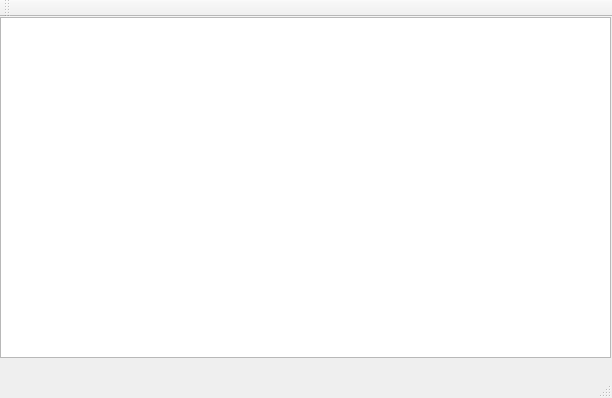
Before: the Qt Designer form mainwindow.ui in zero-senpai/CPPNOTEPAD, drawn with Qt 5.
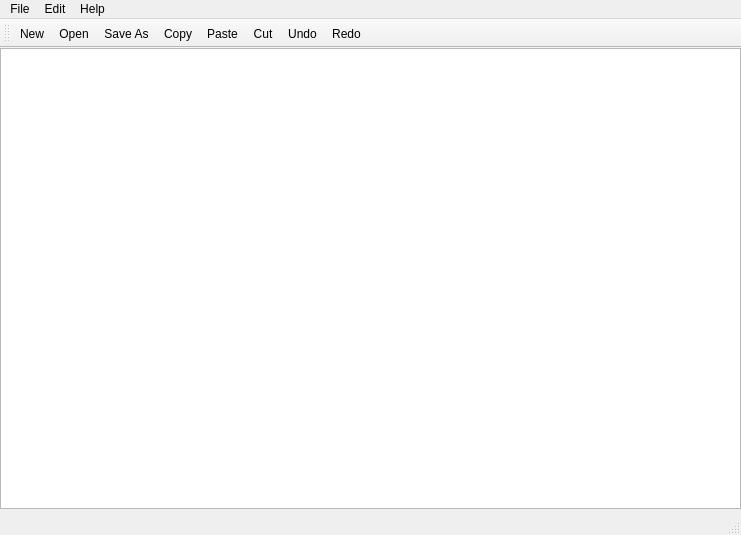
After: the same form once the commit is applied. Icons and pictures are not drawn.

```diff
--- a/mainwindow.ui
+++ b/mainwindow.ui
@@ -6,24 +6,30 @@
    <rect>
     <x>0</x>
     <y>0</y>
-    <width>612</width>
-    <height>398</height>
+    <width>741</width>
+    <height>535</height>
    </rect>
   </property>
   <property name="windowTitle">
    <string>MainWindow</string>
   </property>
   <widget class="QWidget" name="centralwidget">
+   <property name="enabled">
+    <bool>true</bool>
+   </property>
    <widget class="QWidget" name="verticalLayoutWidget">
     <property name="geometry">
      <rect>
       <x>0</x>
       <y>0</y>
-      <width>611</width>
-      <height>341</height>
+      <width>741</width>
+      <height>461</height>
      </rect>
     </property>
     <layout class="QVBoxLayout" name="verticalLayout">
+     <property name="sizeConstraint">
+      <enum>QLayout::SetDefaultConstraint</enum>
+     </property>
      <item>
       <widget class="QTextEdit" name="textEdit"/>
      </item>
@@ -35,23 +41,166 @@
     <rect>
      <x>0</x>
      <y>0</y>
-     <width>612</width>
+     <width>741</width>
      <height>21</height>
     </rect>
    </property>
+   <property name="contextMenuPolicy">
+    <enum>Qt::ActionsContextMenu</enum>
+   </property>
+   <property name="defaultUp">
+    <bool>false</bool>
+   </property>
+   <property name="nativeMenuBar">
+    <bool>false</bool>
+   </property>
+   <widget class="QMenu" name="menuFile">
+    <property name="title">
+     <string>File</string>
+    </property>
+    <addaction name="actionNew"/>
+    <addaction name="actionOpen"/>
+    <addaction name="actionSave_As"/>
+    <addaction name="actionPrint"/>
+    <addaction name="actionExit"/>
+   </widget>
+   <widget class="QMenu" name="menuEdit">
+    <property name="title">
+     <string>Edit</string>
+    </property>
+    <addaction name="actionCopy"/>
+    <addaction name="actionPaste"/>
+    <addaction name="actionCut"/>
+    <addaction name="actionUndo"/>
+    <addaction name="actionRedo"/>
+   </widget>
+   <widget class="QMenu" name="menuHelp">
+    <property name="title">
+     <string>Help</string>
+    </property>
+    <addaction name="actionAbout"/>
+   </widget>
+   <addaction name="menuFile"/>
+   <addaction name="menuEdit"/>
+   <addaction name="menuHelp"/>
   </widget>
   <widget class="QStatusBar" name="statusbar"/>
   <widget class="QToolBar" name="toolBar">
    <property name="windowTitle">
     <string>toolBar</string>
    </property>
+   <property name="iconSize">
+    <size>
+     <width>16</width>
+     <height>16</height>
+    </size>
+   </property>
    <attribute name="toolBarArea">
     <enum>TopToolBarArea</enum>
    </attribute>
    <attribute name="toolBarBreak">
     <bool>false</bool>
    </attribute>
+   <addaction name="actionNew"/>
+   <addaction name="actionOpen"/>
+   <addaction name="actionSave_As"/>
+   <addaction name="actionCopy"/>
+   <addaction name="actionPaste"/>
+   <addaction name="actionCut"/>
+   <addaction name="actionUndo"/>
+   <addaction name="actionRedo"/>
   </widget>
+  <action name="actionNew">
+   <property name="icon">
+    <iconset resource="resources.qrc">
+     <normaloff>:/images/images/add.png</normaloff>:/images/images/add.png</iconset>
+   </property>
+   <property name="text">
+    <string>New</string>
+   </property>
+  </action>
+  <action name="actionOpen">
+   <property name="icon">
+    <iconset resource="resources.qrc">
+     <normaloff>:/images/images/open.png</normaloff>:/images/images/open.png</iconset>
+   </property>
+   <property name="text">
+    <string>Open</string>
+   </property>
+  </action>
+  <action name="actionSave_As">
+   <property name="icon">
+    <iconset resource="resources.qrc">
+     <normaloff>:/images/images/save.png</normaloff>:/images/images/save.png</iconset>
+   </property>
+   <property name="text">
+    <string>Save As</string>
+   </property>
+  </action>
+  <action name="actionExit">
+   <property name="text">
+    <string>Exit</string>
+   </property>
+  </action>
+  <action name="actionPrint">
+   <property name="icon">
+    <iconset>
+     <normaloff>images/print.png</normaloff>images/print.png</iconset>
+   </property>
+   <property name="text">
+    <string>Print</string>
+   </property>
+  </action>
+  <action name="actionCopy">
+   <property name="icon">
+    <iconset>
+     <normaloff>images/copy.png</normaloff>images/copy.png</iconset>
+   </property>
+   <property name="text">
+    <string>Copy</string>
+   </property>
+  </action>
+  <action name="actionPaste">
+   <property name="icon">
+    <iconset>
+     <normaloff>images/paste.png</normaloff>images/paste.png</iconset>
+   </property>
+   <property name="text">
+    <string>Paste</string>
+   </property>
+  </action>
+  <action name="actionCut">
+   <property name="icon">
+    <iconset>
+     <normaloff>images/cut.png</normaloff>images/cut.png</iconset>
+   </property>
+   <property name="text">
+    <string>Cut</string>
+   </property>
+  </action>
+  <action name="actionUndo">
+   <property name="icon">
+    <iconset>
+     <normaloff>images/undo.png</normaloff>images/undo.png</iconset>
+   </property>
+   <property name="text">
+    <string>Undo</string>
+   </property>
+  </action>
+  <action name="actionRedo">
+   <property name="icon">
+    <iconset>
+     <normaloff>images/redo.png</normaloff>images/redo.png</iconset>
+   </property>
+   <property name="text">
+    <string>Redo</string>
+   </property>
+  </action>
+  <action name="actionAbout">
+   <property name="text">
+    <string>About</string>
+   </property>
+  </action>
  </widget>
  <resources/>
  <connections/>
```
Left out of the diff: 20 changed lines with no effect on the pictures.
